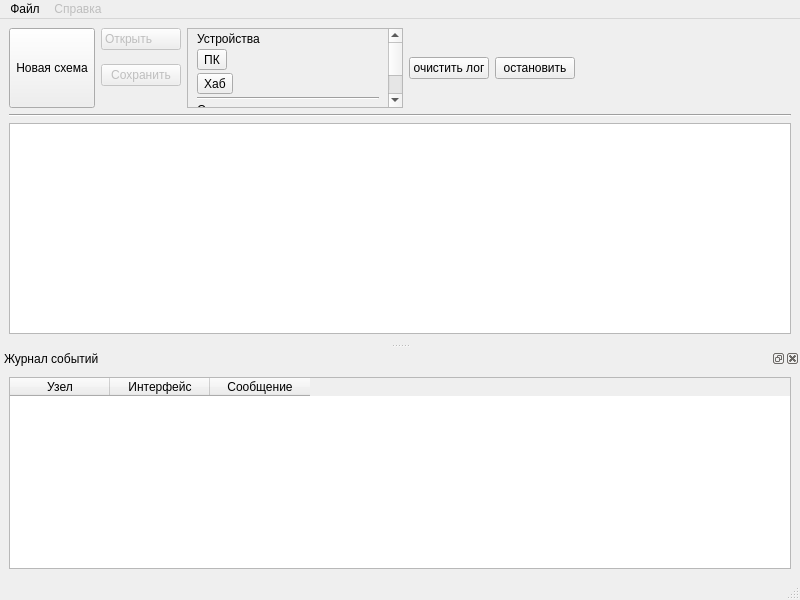
Old version of the form src/NSWindow.ui in the repository otsheln1k/qnetsim.
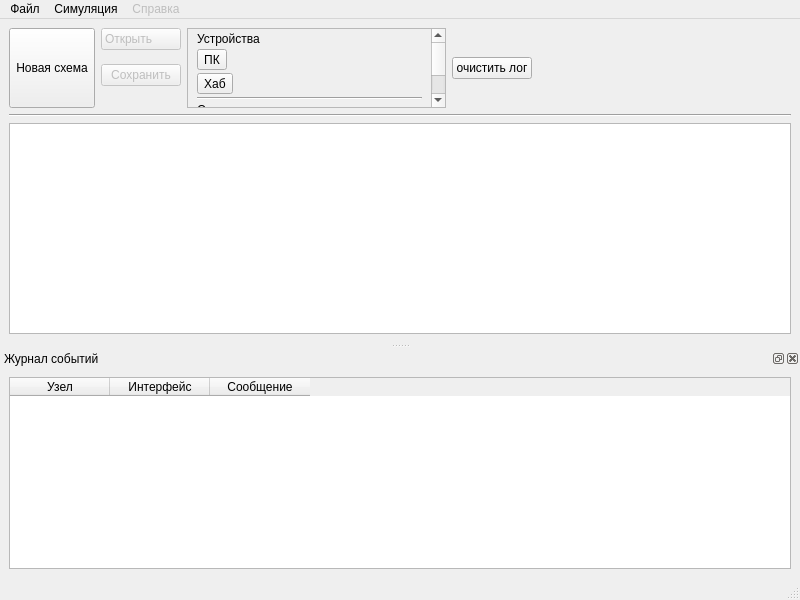
New version of the form. Icons and pictures are not drawn. Custom widgets are drawn as their Qt base class.

Commit message: Add stepping support to GUI

```diff
--- a/src/NSWindow.ui
+++ b/src/NSWindow.ui
@@ -262,13 +262,6 @@
         </property>
        </widget>
       </item>
-      <item>
-       <widget class="QPushButton" name="stopSimulationButton">
-        <property name="text">
-         <string>остановить</string>
-        </property>
-       </widget>
-      </item>
       <item>
        <spacer name="horizontalSpacer">
         <property name="orientation">
@@ -324,7 +317,16 @@
      <string>Справка</string>
     </property>
    </widget>
+   <widget class="QMenu" name="menuSimulation">
+    <property name="title">
+     <string>Симуляция</string>
+    </property>
+    <addaction name="stopSimAction"/>
+    <addaction name="toggleStepSimAction"/>
+    <addaction name="stepSimAction"/>
+   </widget>
    <addaction name="menuFile"/>
+   <addaction name="menuSimulation"/>
    <addaction name="menu"/>
   </widget>
   <widget class="QStatusBar" name="statusBar"/>
```
Left out of the diff: 31 changed lines with no effect on the pictures. The commit also changes 4 other files.
